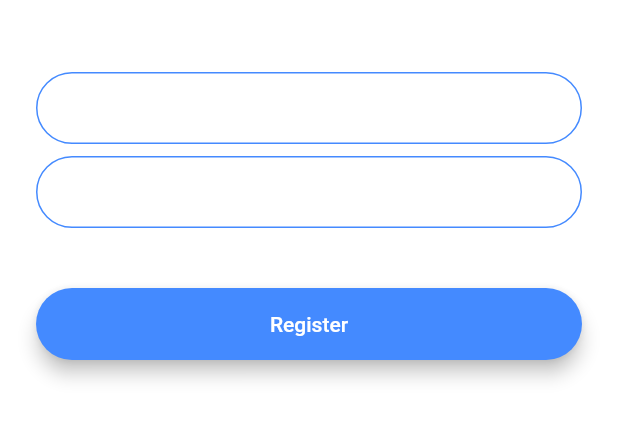
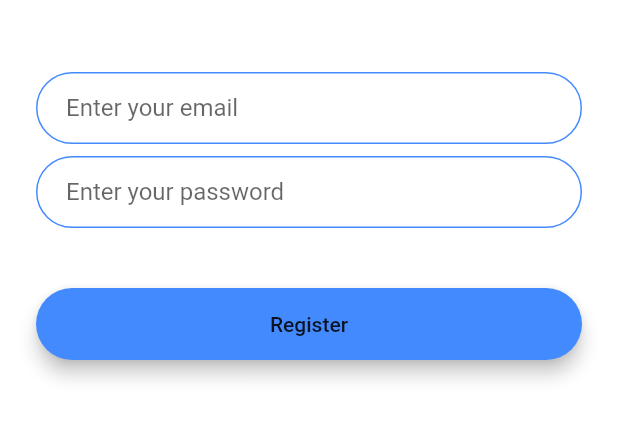
Before and after one commit to Tolskiee/flashchat, a Flutter app: the screen it shows after launch, after a tap on "Register", on a phone screen of 412 x 824 dp, the part 576-1018 px from its top. Run offline on Flutter 3.47's test engine with Material 2 defaults, Android fonts, the phone set to English and light mode, and no system bars; our stand-ins replace animated_text_kit.

Commit message:
Refactored Version

```diff
--- /dev/null
+++ b/lib/components/rounded_button.dart
@@ -0,0 +1,27 @@
+import 'package:flutter/material.dart';
+
+class RoundedButton extends StatelessWidget {
+  RoundedButton({this.title, this.colour, @required this.onPressed}) {}
+  final Color colour;
+  final String title;
+  final Function onPressed;
+  @override
+  Widget build(BuildContext context) {
+    return Padding(
+      padding: EdgeInsets.symmetric(vertical: 16.0),
+      child: Material(
+        elevation: 5.0,
+        color: colour,
+        borderRadius: BorderRadius.circular(30.0),
+        child: MaterialButton(
+          onPressed: onPressed,
+          minWidth: 200.0,
+          height: 42.0,
+          child: Text(
+            title,
+          ),
+        ),
+      ),
+    );
+  }
+}
--- a/lib/constants.dart
+++ b/lib/constants.dart
@@ -17,3 +17,19 @@ const kMessageContainerDecoration = BoxDecoration(
     top: BorderSide(color: Colors.lightBlueAccent, width: 2.0),
   ),
 );
+
+const kTextFieldDecoration = InputDecoration(
+  hintText: 'Enter a value',
+  contentPadding: EdgeInsets.symmetric(vertical: 10.0, horizontal: 20.0),
+  border: OutlineInputBorder(
+    borderRadius: BorderRadius.all(Radius.circular(32.0)),
+  ),
+  enabledBorder: OutlineInputBorder(
+    borderSide: BorderSide(color: Colors.blueAccent, width: 1.0),
+    borderRadius: BorderRadius.all(Radius.circular(32.0)),
+  ),
+  focusedBorder: OutlineInputBorder(
+    borderSide: BorderSide(color: Colors.blueAccent, width: 2.0),
+    borderRadius: BorderRadius.all(Radius.circular(32.0)),
+  ),
+);
--- a/lib/main.dart
+++ b/lib/main.dart
@@ -10,11 +10,6 @@ class FlashChat extends StatelessWidget {
   @override
   Widget build(BuildContext context) {
     return MaterialApp(
-      theme: ThemeData.dark().copyWith(
-        textTheme: TextTheme(
-          bodyText1: TextStyle(color: Colors.black54),
-        ),
-      ),
       initialRoute: WelcomeScreen.id,
       routes: {
         WelcomeScreen.id: (context) => WelcomeScreen(),
--- a/lib/screens/registration_screen.dart
+++ b/lib/screens/registration_screen.dart
@@ -1,4 +1,6 @@
+import 'package:flashchat/constants.dart';
 import 'package:flutter/material.dart';
+import 'package:flashchat/components/rounded_button.dart';
 
 class RegistrationScreen extends StatefulWidget {
   static String id = 'registration_screen';
@@ -31,21 +33,8 @@ class _RegistrationScreenState extends State<RegistrationScreen> {
               onChanged: (value) {
                 //Do something with the user input.
               },
-              decoration: InputDecoration(
+              decoration: kTextFieldDecoration.copyWith(
                 hintText: 'Enter your email',
-                contentPadding:
-                    EdgeInsets.symmetric(vertical: 10.0, horizontal: 20.0),
-                border: OutlineInputBorder(
-                  borderRadius: BorderRadius.all(Radius.circular(32.0)),
-                ),
-                enabledBorder: OutlineInputBorder(
-                  borderSide: BorderSide(color: Colors.blueAccent, width: 1.0),
-                  borderRadius: BorderRadius.all(Radius.circular(32.0)),
-                ),
-                focusedBorder: OutlineInputBorder(
-                  borderSide: BorderSide(color: Colors.blueAccent, width: 2.0),
-                  borderRadius: BorderRadius.all(Radius.circular(32.0)),
-                ),
               ),
             ),
             SizedBox(
@@ -55,45 +44,18 @@ class _RegistrationScreenState extends State<RegistrationScreen> {
               onChanged: (value) {
                 //Do something with the user input.
               },
-              decoration: InputDecoration(
+              decoration: kTextFieldDecoration.copyWith(
                 hintText: 'Enter your password',
-                contentPadding:
-                    EdgeInsets.symmetric(vertical: 10.0, horizontal: 20.0),
-                border: OutlineInputBorder(
-                  borderRadius: BorderRadius.all(Radius.circular(32.0)),
-                ),
-                enabledBorder: OutlineInputBorder(
-                  borderSide: BorderSide(color: Colors.blueAccent, width: 1.0),
-                  borderRadius: BorderRadius.all(Radius.circular(32.0)),
-                ),
-                focusedBorder: OutlineInputBorder(
-                  borderSide: BorderSide(color: Colors.blueAccent, width: 2.0),
-                  borderRadius: BorderRadius.all(Radius.circular(32.0)),
-                ),
               ),
             ),
             SizedBox(
               height: 24.0,
             ),
-            Padding(
-              padding: EdgeInsets.symmetric(vertical: 16.0),
-              child: Material(
-                color: Colors.blueAccent,
-                borderRadius: BorderRadius.all(Radius.circular(30.0)),
-                elevation: 5.0,
-                child: MaterialButton(
-                  onPressed: () {
-                    //Implement registration functionality.
-                  },
-                  minWidth: 200.0,
-                  height: 42.0,
-                  child: Text(
-                    'Register',
-                    style: TextStyle(color: Colors.white),
-                  ),
-                ),
-              ),
-            ),
+            RoundedButton(
+              title: 'Register',
+              colour: Colors.blueAccent,
+              onPressed: () {},
+            )
           ],
         ),
       ),
--- a/lib/screens/welcome_screen.dart
+++ b/lib/screens/welcome_screen.dart
@@ -2,6 +2,7 @@ import 'package:flutter/material.dart';
 import 'login_screen.dart';
 import 'registration_screen.dart';
 import 'package:animated_text_kit/animated_text_kit.dart';
+import 'package:flashchat/components/rounded_button.dart';
 
 class WelcomeScreen extends StatefulWidget {
   static String id = 'welcome_screen';
@@ -61,41 +62,19 @@ class _WelcomeScreenState extends State<WelcomeScreen>
             SizedBox(
               height: 48.0,
             ),
-            Padding(
-              padding: EdgeInsets.symmetric(vertical: 16.0),
-              child: Material(
-                elevation: 5.0,
-                color: Colors.lightBlueAccent,
-                borderRadius: BorderRadius.circular(30.0),
-                child: MaterialButton(
+            RoundedButton(
+              title: 'Log In',
+              colour: Colors.lightBlueAccent,
               onPressed: () {
                 Navigator.pushNamed(context, LoginScreen.id);
               },
-                  minWidth: 200.0,
-                  height: 42.0,
-                  child: Text(
-                    'Log In',
             ),
-                ),
-              ),
-            ),
-            Padding(
-              padding: EdgeInsets.symmetric(vertical: 16.0),
-              child: Material(
-                color: Colors.blueAccent,
-                borderRadius: BorderRadius.circular(30.0),
-                elevation: 5.0,
-                child: MaterialButton(
+            RoundedButton(
+              title: 'Register',
+              colour: Colors.blueAccent,
               onPressed: () {
                 Navigator.pushNamed(context, RegistrationScreen.id);
               },
-                  minWidth: 200.0,
-                  height: 42.0,
-                  child: Text(
-                    'Register',
-                  ),
-                ),
-              ),
             ),
           ],
         ),
```
Also changed, not shown: lib/screens/login_screen.dart (+11 -51 lines), 1 other file. Lines whose indentation alone changed are shown as unchanged.
